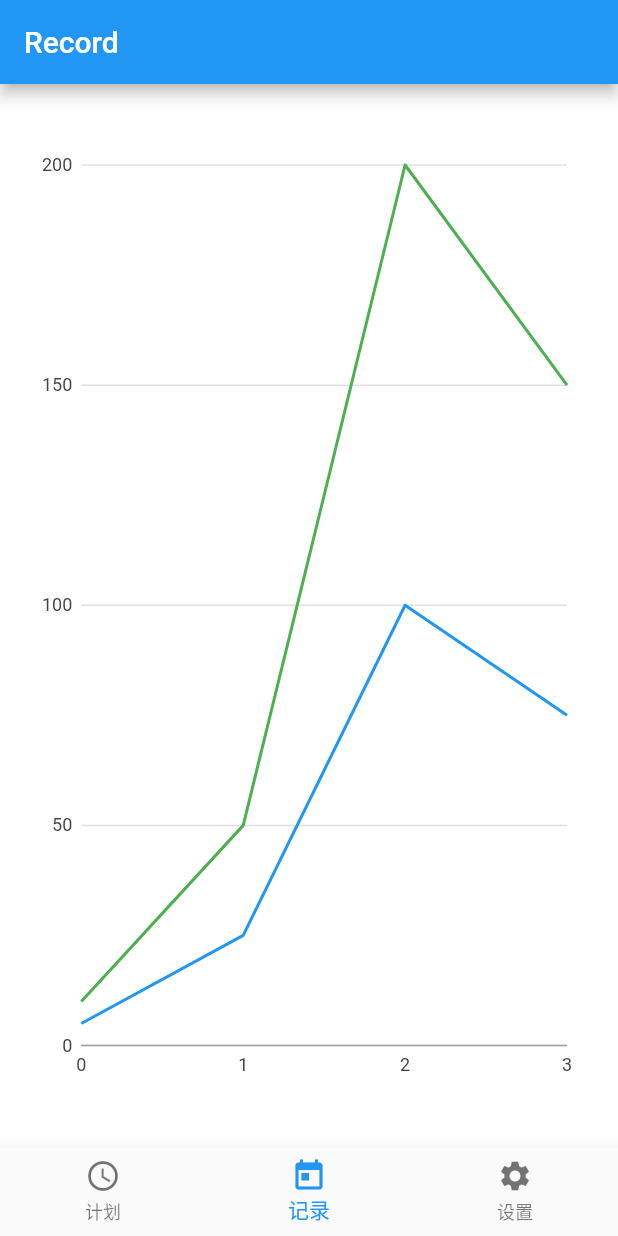
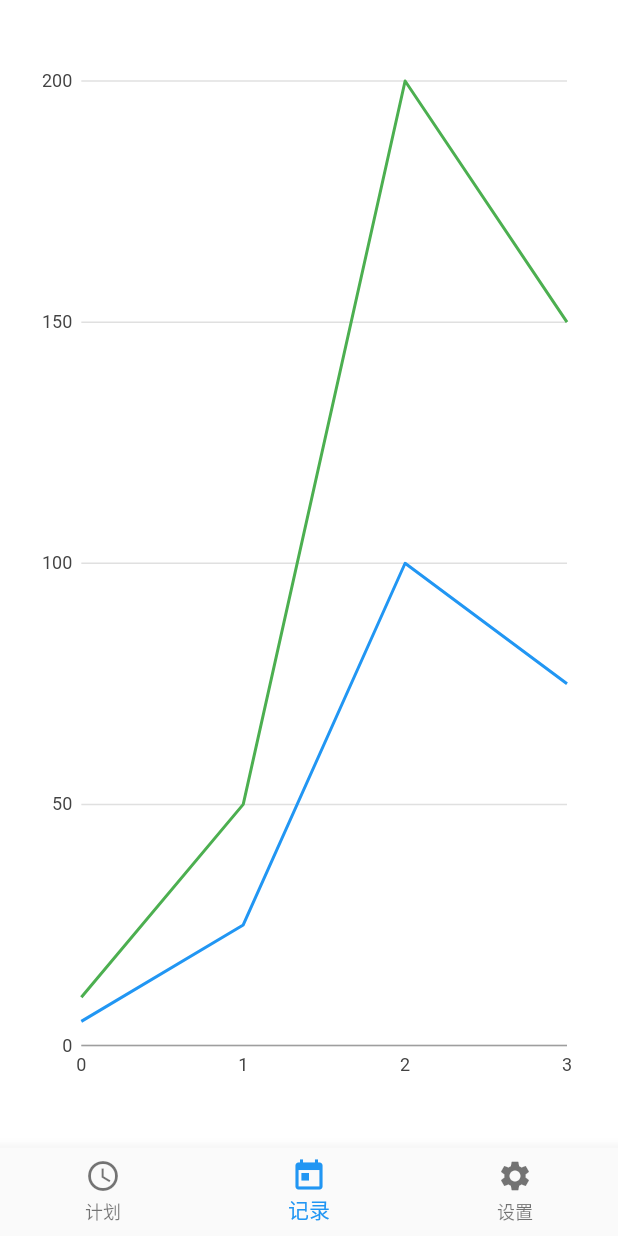
Before and after one commit to infinite2009/workout-record, a Flutter app: the screen it shows after launch, item 2 of the bottom bar chosen, on a phone screen of 412 x 824 dp. Run offline on Flutter 3.47's test engine with Material 2 defaults, Android fonts, the phone set to English and light mode, and no system bars; our stand-ins replace charts_flutter.

```diff
--- a/lib/app.dart
+++ b/lib/app.dart
@@ -1,21 +1,15 @@
 import 'package:flutter/material.dart';
 import 'package:body_building/views/root.dart';
-import 'package:body_building/views/plan/plan.dart';
-import 'package:body_building/views/record/record.dart';
-import 'package:body_building/views/setting/setting.dart';
 
 class App extends StatelessWidget {
   // This widget is the root of your application.
   @override
   Widget build(BuildContext context) {
     return new MaterialApp(
-      title: 'Workout Record',
+      title: '训练记录',
       initialRoute: '/',
       routes: <String, WidgetBuilder>{
         '/': (BuildContext context) => Root(),
-        '/plan': (BuildContext context) => Plan(),
-        '/record': (BuildContext context) => AreaAndLineChart.withSampleData(),
-        '/setting': (BuildContext context) => Setting(),
       },
       theme: ThemeData(
         primaryColor: Colors.blue,
--- a/lib/views/record/record.dart
+++ b/lib/views/record/record.dart
@@ -19,11 +19,7 @@ class AreaAndLineChart extends StatelessWidget {
 
   @override
   Widget build(BuildContext context) {
-    return new Scaffold(
-      appBar: new AppBar(
-        title: new Text('Record'),
-      ),
-      body: new Container(
+    return Container(
       padding: EdgeInsets.fromLTRB(20.0, 40.0, 20.0, 40.0),
       color: Colors.white,
       child: new charts.LineChart(
@@ -37,7 +33,6 @@ class AreaAndLineChart extends StatelessWidget {
             stacked: true,
           ),
         ],
-        ),
       ),
     );
   }
--- a/lib/views/root.dart
+++ b/lib/views/root.dart
@@ -1,7 +1,8 @@
 import 'package:flutter/material.dart';
-import 'package:body_building/components/tab_navigator/tab_navigator.dart';
-import 'package:body_building/config/routes.dart';
 import 'package:body_building/config/tab_nav_icons.dart';
+import 'package:body_building/views/record/record.dart';
+import 'package:body_building/views/setting/setting.dart';
+import 'package:body_building/views/plan/plan.dart';
 
 class Root extends StatefulWidget {
   Root({Key key}) : super(key: key);
@@ -12,36 +13,22 @@ class Root extends StatefulWidget {
 
 class RootState extends State<Root> {
   int currentTabIndex = 0;
-  final Map<int, GlobalKey<NavigatorState>> navigatorKeys = {
-    0: new GlobalKey<NavigatorState>(),
-    1: new GlobalKey<NavigatorState>(),
-    2: new GlobalKey<NavigatorState>(),
-  };
 
   @override
   Widget build(BuildContext context) {
-    return new WillPopScope(
-      onWillPop: () async =>
-      !await navigatorKeys[currentTabIndex].currentState.maybePop(),
-      child: new Scaffold(
-        body: new Stack(
-          children: _generateOffstages(),
-        ),
-        bottomNavigationBar: _generateBottomNavigationBar(),
-      ),
+    return new Scaffold(
+      body: _generateTab(),
+      bottomNavigationBar: _generateBottomNavigationBar(),
     );
   }
 
-  _generateOffstages() {
-    final offstages = <Widget>[];
-    for (var i = 0, l = routes.length; i < l; i++) {
-      offstages.add(new Offstage(
-        offstage: currentTabIndex != i,
-        child: new TabNavigator(
-            navigatorKeys[i], routes[i]['name'], routes[i]['page']),
-      ));
-    }
-    return offstages;
+  _generateTab() {
+    final Map<int, Widget> map = {
+      0: Plan(),
+      1: AreaAndLineChart.withSampleData(),
+      2: Setting(),
+    };
+    return map[currentTabIndex];
   }
 
   _generateBottomNavigationBar() {
```
Also changed, not shown: lib/views/plan/plan.dart (+3 -11 lines), lib/views/setting/setting.dart (+3 -8 lines). Lines whose indentation alone changed are shown as unchanged.
